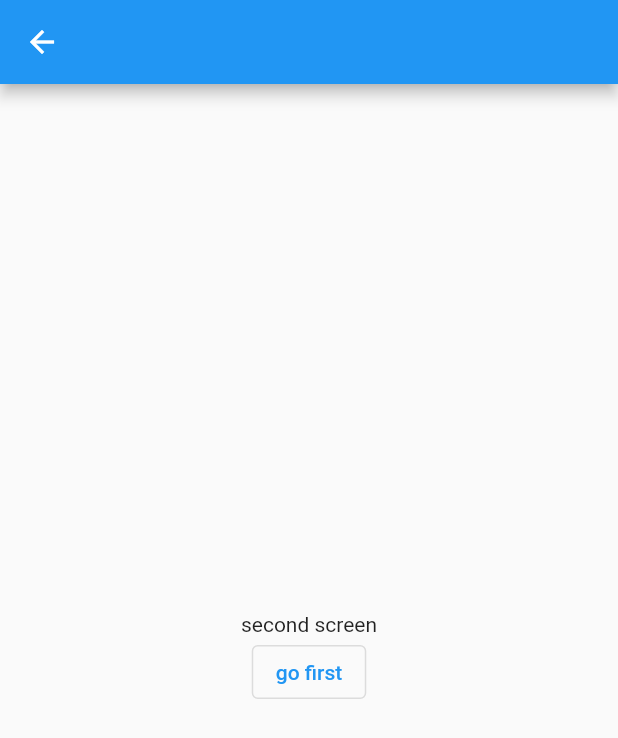
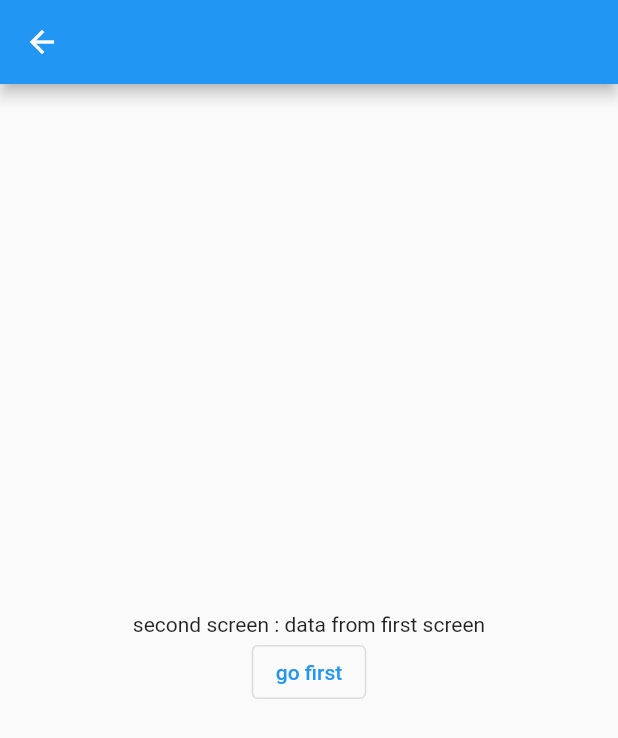
Before and after one commit to ljsil1204/flutter_example_project, a Flutter app: the screen it shows after launch, after a tap on "go second", on a phone screen of 412 x 824 dp. Shown: the top 738 px of the screen. Run offline on Flutter 3.47's test engine with Material 2 defaults, Android fonts, the light colour scheme and no system bars.

Commit message:
화면 이동시 데이터 전달 - 생성자 활용

```diff
--- a/lib/screens/first_screen.dart
+++ b/lib/screens/first_screen.dart
@@ -14,7 +14,9 @@ class FirstScreen extends StatelessWidget {
             ElevatedButton(
                 onPressed: () {
                   Navigator.of(context).push(MaterialPageRoute(
-                      builder: (BuildContext context) => SecondScreen()));
+                      builder: (BuildContext context) => SecondScreen(
+                            screenData: "data from first screen",
+                          )));
                 },
                 child: Text("go second"))
           ],
--- a/lib/screens/second_screen.dart
+++ b/lib/screens/second_screen.dart
@@ -1,6 +1,9 @@
 import 'package:flutter/material.dart';
 
 class SecondScreen extends StatelessWidget {
+  final String screenData;
+  SecondScreen({required this.screenData});
+
   @override
   Widget build(BuildContext context) {
     return Scaffold(
@@ -9,7 +12,7 @@ class SecondScreen extends StatelessWidget {
         child: Column(
           mainAxisAlignment: MainAxisAlignment.center,
           children: [
-            Text("second screen"),
+            Text("second screen : " + screenData),
             OutlinedButton(
                 onPressed: () {
                   Navigator.of(context).pop();
```
